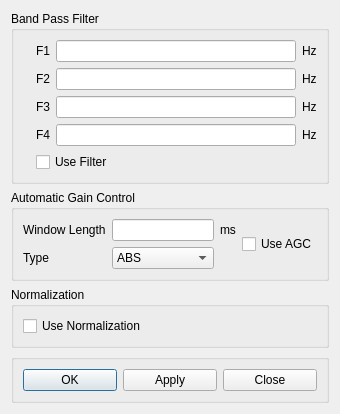
Above: SeiSeeMp/procparmdialog.ui from tuoyuangui/SeiSee before the change. Below: the same form after it.
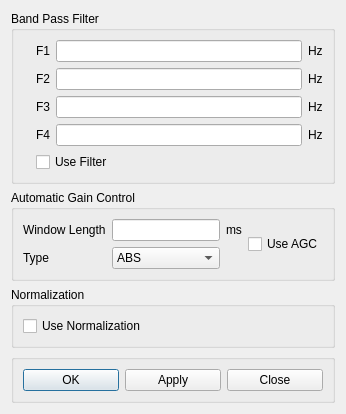
That is the form after the change. Icons and pictures are not drawn.

What changed in the file:
```diff
--- a/SeiSeeMp/procparmdialog.ui
+++ b/SeiSeeMp/procparmdialog.ui
@@ -2,20 +2,6 @@
 <ui version="4.0">
  <class>ProcParmDialog</class>
  <widget class="QDialog" name="ProcParmDialog">
-  <property name="geometry">
-   <rect>
-    <x>0</x>
-    <y>0</y>
-    <width>340</width>
-    <height>414</height>
-   </rect>
-  </property>
-  <property name="maximumSize">
-   <size>
-    <width>360</width>
-    <height>414</height>
-   </size>
-  </property>
   <property name="windowTitle">
    <string>Processing Parameters</string>
   </property>
```
